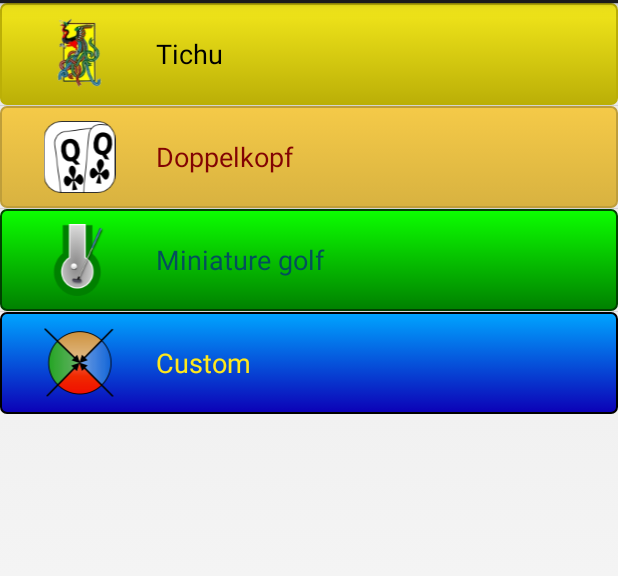
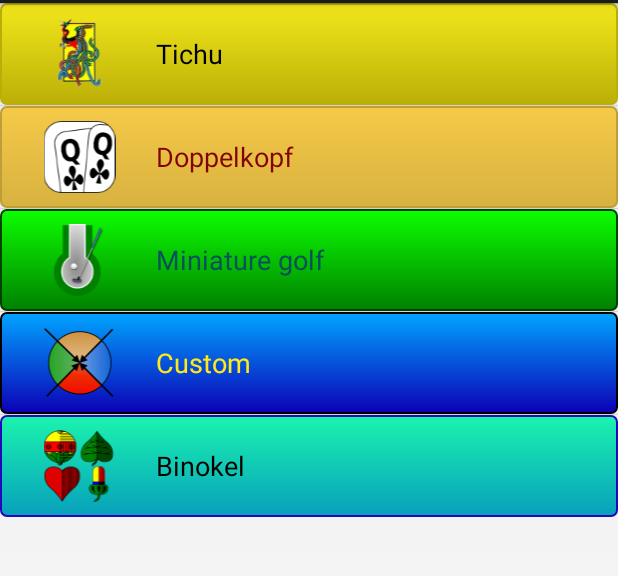
Before and after one commit to DanDits/GameMemo, an Android app: the screen it shows after launch (GameChooserActivity), on a phone screen of 412 x 824 dp, the part 69-645 px from its top. Run offline under Robolectric (Android 15) with nearby library versions, the phone set to English and light mode, and no system bars; 1 statement that could not run was skipped.

Commit message:
Preparing Binokel game. Stubs added.

```diff
--- a/app/src/main/java/dan/dit/gameMemo/appCore/tichu/TichuGameRoundAdapter.java
+++ b/app/src/main/java/dan/dit/gameMemo/appCore/tichu/TichuGameRoundAdapter.java
@@ -18,7 +18,7 @@ import dan.dit.gameMemo.gameData.game.tichu.TichuGame;
 import dan.dit.gameMemo.gameData.game.tichu.TichuRound;
 /**
  * This adapter is used to visualize single rounds of a TichuGame inside a ListView
- * of a {@link TichuGameDetailActivity}.<br>
+ * of a GameDetailActivity.<br>
  * For a round the user can optionally show tichu bids and show the delta to the previous round.
  * A row can be marked, which should be interpreted as the last selected row, as this row will get highlighted.
  * For each round, the score up to this round for each team will be displayed.
--- a/app/src/main/java/dan/dit/gameMemo/appCore/tichu/TichuGamesActivity.java
+++ b/app/src/main/java/dan/dit/gameMemo/appCore/tichu/TichuGamesActivity.java
@@ -19,10 +19,10 @@ import dan.dit.gameMemo.util.compaction.CompactedDataCorruptException;
 /**
  * This fragment activity is the home activity for tichu games. It holds
  * a {@link TichuGamesOverviewListFragment} and offers an option menu to start
- * the {@link GameSetupActivity}, the {@link TichuGamesStatisticsActivity}
+ * the {@link GameSetupActivity}, the {@link dan.dit.gameMemo.appCore.statistics.StatisticsActivity}
  * or the {@link BluetoothDataExchangeActivity}.<br>
- * Depending on the layout, it also holds a {@link TichuGameDetailFragment} or starts a {@link TichuGameDetailActivity}
- * when there is a game being selected.
+ * Depending on the layout, it also holds a {@link TichuGameDetailFragment} and starts a
+ * GameDetailActivity when there is a game being selected.
  * @author Daniel
  *
  */
--- a/app/src/main/java/dan/dit/gameMemo/gameData/game/GameKey.java
+++ b/app/src/main/java/dan/dit/gameMemo/gameData/game/GameKey.java
@@ -21,6 +21,8 @@ import android.widget.TextView;
 import dan.dit.gameMemo.R;
 import dan.dit.gameMemo.appCore.GameDetailActivity;
 import dan.dit.gameMemo.appCore.GameDetailFragment;
+import dan.dit.gameMemo.appCore.binokel.BinokelGameDetailFragment;
+import dan.dit.gameMemo.appCore.binokel.BinokelGamesActivity;
 import dan.dit.gameMemo.appCore.custom.CustomGameDetailFragment;
 import dan.dit.gameMemo.appCore.custom.CustomGamesActivity;
 import dan.dit.gameMemo.appCore.doppelkopf.DoppelkopfGameDetailActivity;
@@ -32,6 +34,9 @@ import dan.dit.gameMemo.appCore.minigolf.MinigolfGameDetailFragment;
 import dan.dit.gameMemo.appCore.minigolf.MinigolfGamesActivity;
 import dan.dit.gameMemo.appCore.tichu.TichuGameDetailFragment;
 import dan.dit.gameMemo.appCore.tichu.TichuGamesActivity;
+import dan.dit.gameMemo.gameData.game.binokel.BinokelGame;
+import dan.dit.gameMemo.gameData.game.binokel.BinokelGameBuilder;
+import dan.dit.gameMemo.gameData.game.binokel.BinokelGameStatisticAttributeManager;
 import dan.dit.gameMemo.gameData.game.custom.CustomGame;
 import dan.dit.gameMemo.gameData.game.custom.CustomGameBuilder;
 import dan.dit.gameMemo.gameData.game.custom.CustomGameStatisticAttributeManager;
@@ -100,9 +105,15 @@ public final class GameKey {
 	public static final int CUSTOMGAME = 4;
 
 	/**
+	 * The constant for the {@link BinokelGame} class.
+	 */
+	public static final int BINOKELGAME = 5;
+
+	/**
 	 * Contains all game keys that will appear in the game chooser activity.
 	 */
-	public static final int[] ALL_GAMES = new int[] {TICHU, DOPPELKOPF, MINIGOLF, CUSTOMGAME};
+	public static final int[] ALL_GAMES = new int[] {TICHU, DOPPELKOPF, BINOKELGAME, MINIGOLF,
+            CUSTOMGAME};
 
 	/**
 	 * Private to avoid instantiation of this utility class.
@@ -209,6 +220,8 @@ public final class GameKey {
                 return dan.dit.gameMemo.R.drawable.minigolf_icon;
             case GameKey.CUSTOMGAME:
                 return dan.dit.gameMemo.R.drawable.user_game_icon;
+            case GameKey.BINOKELGAME:
+                return dan.dit.gameMemo.R.drawable.binokel_icon;
 		default:
 			throw new IllegalArgumentException("Game not supported: " + gameKey);
 		}
@@ -232,6 +245,8 @@ public final class GameKey {
                 return res == null ? MinigolfGame.GAME_NAME : res.getString(R.string.minigolf_game_name);
             case CUSTOMGAME:
                 return res == null ? CustomGame.NAME : res.getString(R.string.user_game_name);
+            case BINOKELGAME:
+                return BinokelGame.GAME_NAME;
 		default:
 			throw new IllegalArgumentException("Game not supported: " + gameKey);
 		}
@@ -255,6 +270,8 @@ public final class GameKey {
                 return res == null ? MinigolfGame.GAME_NAME : res.getString(R.string.minigolf_game_name);
             case CUSTOMGAME:
                 return res == null ? CustomGame.NAME : res.getString(R.string.user_game_name);
+            case BINOKELGAME:
+                return BinokelGame.GAME_NAME;
 		default:
 			throw new IllegalArgumentException("Game not supported: " + gameKey);
 		}
@@ -287,6 +304,8 @@ public final class GameKey {
                 return MinigolfGame.PLAYERS;
             case GameKey.CUSTOMGAME:
                 return CustomGame.PLAYERS;
+            case GameKey.BINOKELGAME:
+                return BinokelGame.PLAYERS;
 		default:
 			throw new IllegalArgumentException("Game not supported: " + gameKey);
 		}
@@ -309,6 +328,8 @@ public final class GameKey {
                 return new MinigolfGameBuilder();
             case CUSTOMGAME:
                 return new CustomGameBuilder();
+            case BINOKELGAME:
+                return new BinokelGameBuilder();
 		default:
 			throw new IllegalArgumentException("Game not supported: " + gameKey);
 		}
@@ -385,6 +406,8 @@ public final class GameKey {
                 return R.drawable.minigolf_color;
             case CUSTOMGAME:
                 return R.drawable.usergame_color;
+            case BINOKELGAME:
+                return R.drawable.binokel_color;
             default:
                 throw new IllegalArgumentException("Game not supported: " + gameKey);
 		}
@@ -411,6 +434,8 @@ public final class GameKey {
                 return R.color.minigolf_text_color;
             case CUSTOMGAME:
                 return R.color.usergame_text_color;
+            case BINOKELGAME:
+                return R.color.binokel_text_color;
             default:
                 throw new IllegalArgumentException("Game not supported: " + gameKey);
         }
@@ -426,6 +451,8 @@ public final class GameKey {
                 return R.drawable.minigolf_button;
             case CUSTOMGAME:
                 return R.drawable.usergame_button;
+            case BINOKELGAME:
+                return R.drawable.binokel_button;
             default:
                 throw new IllegalArgumentException("Game not supported: " + gameKey);
 		}
@@ -441,6 +468,8 @@ public final class GameKey {
                 return R.drawable.minigolf_list_selector;
             case CUSTOMGAME:
                 return R.drawable.usergame_list_selector;
+            case BINOKELGAME:
+                return R.drawable.binokel_list_selector;
             default:
                 throw new IllegalArgumentException("Game not supported: " + gameKey);
 		}
@@ -467,6 +496,8 @@ public final class GameKey {
                 return R.layout.minigolf_main;
             case CUSTOMGAME:
                 return R.layout.custom_main;
+            case BINOKELGAME:
+                return R.layout.binokel_main;
             default:
                 throw new IllegalArgumentException("Game not supported: " + gameKey);
 		}
@@ -498,6 +529,8 @@ public final class GameKey {
                 return MinigolfGamesActivity.class;
             case CUSTOMGAME:
                 return CustomGamesActivity.class;
+            case BINOKELGAME:
+                return BinokelGamesActivity.class;
             default:
                 throw new IllegalArgumentException("Game not supported: " + gameKey);
 		}
@@ -509,6 +542,7 @@ public final class GameKey {
             case DOPPELKOPF:
             case MINIGOLF:
             case CUSTOMGAME:
+            case BINOKELGAME:
 			return R.layout.generic_list;
             default:
                 throw new IllegalArgumentException("Game not supported: " + gameKey);
@@ -525,6 +559,8 @@ public final class GameKey {
                 return R.menu.minigolf_list;
             case CUSTOMGAME:
                 return R.menu.custom_list;
+            case BINOKELGAME:
+                return R.menu.binokel_list;
             default:
                 throw new IllegalArgumentException("Game not supported: " + gameKey);
 		}
@@ -541,6 +577,8 @@ public final class GameKey {
                 return MinigolfGameDetailFragment.newInstance(gameId);
             case CUSTOMGAME:
                 return CustomGameDetailFragment.newInstance(gameId);
+            case BINOKELGAME:
+                return BinokelGameDetailFragment.newInstance(gameId);
             default:
                 throw new IllegalArgumentException("Game not supported: " + gameKey);
 		}
@@ -557,6 +595,8 @@ public final class GameKey {
                 return MinigolfGameDetailFragment.newInstance(extras);
              case CUSTOMGAME:
                  return CustomGameDetailFragment.newInstance(extras);
+            case BINOKELGAME:
+                return BinokelGameDetailFragment.newInstance(extras);
             default:
                 throw new IllegalArgumentException("Game not supported: " + gameKey);
 		}
@@ -573,6 +613,9 @@ public final class GameKey {
                 return new dan.dit.gameMemo.appCore.minigolf.GameSetupOptions(context, container, parameters);
             case CUSTOMGAME:
                 return new dan.dit.gameMemo.appCore.custom.GameSetupOptions(context, container, parameters);
+            case BINOKELGAME:
+                return new dan.dit.gameMemo.appCore.binokel.GameSetupOptions(context, container,
+                        parameters);
             default:
                 return GameSetupNoOptions.INSTANCE;
         }
@@ -582,6 +625,7 @@ public final class GameKey {
         switch(gameKey) {
             case GameKey.TICHU:
             case GameKey.DOPPELKOPF:
+            case GameKey.BINOKELGAME:
             case CUSTOMGAME:
                 return CardGameTable.TABLE_CARD_GAMES;
             case MINIGOLF:
@@ -595,6 +639,7 @@ public final class GameKey {
         switch(gameKey) {
             case GameKey.TICHU:
             case GameKey.DOPPELKOPF:
+            case GameKey.BINOKELGAME:
             case CUSTOMGAME:
                 return CardGameTable.AVAILABLE_COLUMNS_COLL;
             case MINIGOLF:
@@ -608,6 +653,7 @@ public final class GameKey {
         switch(gameKey) {
             case GameKey.TICHU:
             case GameKey.DOPPELKOPF:
+            case BINOKELGAME:
             case CUSTOMGAME:
                 return CardGameTable.AVAILABLE_COLUMNS;
             case MINIGOLF:
@@ -621,6 +667,7 @@ public final class GameKey {
 		switch(gameKey) {
             case GameKey.TICHU:
             case GameKey.DOPPELKOPF:
+            case BINOKELGAME:
             case MINIGOLF:
             case CUSTOMGAME:
                 return GamesDBContentProvider.makeUri(gameKey, uriType);
@@ -640,6 +687,8 @@ public final class GameKey {
                 return MinigolfGameStatisticAttributeManager.INSTANCE;
             case CUSTOMGAME:
                 return CustomGameStatisticAttributeManager.INSTANCE;
+            case BINOKELGAME:
+                return BinokelGameStatisticAttributeManager.INSTANCE;
             default:
                 throw new IllegalArgumentException("Game not supported: " + gameKey);
         }
--- /dev/null
+++ b/app/src/main/res/color/binokel_text_color.xml
@@ -0,0 +1,5 @@
+<?xml version="1.0" encoding="utf-8"?>
+<selector xmlns:android="http://schemas.android.com/apk/res/android" >
+    <item
+        android:color="@android:color/black"/>
+</selector>
--- /dev/null
+++ b/app/src/main/res/drawable/binokel_button.xml
@@ -0,0 +1,44 @@
+<?xml version="1.0" encoding="utf-8"?>
+<selector xmlns:android="http://schemas.android.com/apk/res/android">
+    <item android:state_enabled="false" >
+        <shape>
+        	<solid
+        		android:color="#87d9c9" />
+            <stroke
+                android:width="1dp"
+                android:color="#7dc6ba" />
+            <corners
+                android:radius="3dp" />
+            <padding
+                android:left="2dp"
+                android:top="10dp"
+                android:right="2dp"
+                android:bottom="10dp" />
+        </shape>
+    </item>
+
+    <item android:state_pressed="true">
+        <shape>
+        	<solid
+        		android:color="#1bf3ec" />
+            <stroke
+                android:width="1dp"
+                android:color="#0794bb" />
+            <corners
+                android:radius="3dp" />
+            <padding
+                android:left="1dp"
+                android:top="10dp"
+                android:right="1dp"
+                android:bottom="10dp" />
+        </shape>
+    </item>
+    <item
+        android:drawable="@drawable/binokel_color">
+        <padding
+	        android:left="1dp"
+	        android:top="10dp"
+	        android:right="1dp"
+	        android:bottom="10dp" />
+    </item>
+</selector>
--- /dev/null
+++ b/app/src/main/res/drawable/binokel_color.xml
@@ -0,0 +1,12 @@
+<?xml version="1.0" encoding="utf-8"?>
+<shape xmlns:android="http://schemas.android.com/apk/res/android" >
+    <gradient
+        android:startColor="#1bf3af"
+        android:endColor="#07a0bb"
+        android:angle="270" />
+    <stroke
+        android:width="1dp"
+        android:color="#2207bb" />
+    <corners
+        android:radius="4dp" />
+</shape>
--- /dev/null
+++ b/app/src/main/res/drawable/binokel_list_selector.xml
@@ -0,0 +1,10 @@
+<?xml version="1.0" encoding="utf-8"?>
+<selector xmlns:android="http://schemas.android.com/apk/res/android"
+   android:exitFadeDuration="@android:integer/config_mediumAnimTime">
+
+   <item android:drawable="@drawable/binokel_color" android:state_pressed="true"/>
+   <item android:drawable="@drawable/binokel_color" android:state_selected="true"/>
+   <item android:drawable="@drawable/binokel_color" android:state_activated="true"/>
+   <item android:drawable="@drawable/binokel_color" android:state_checked="true"/>
+
+</selector>
--- /dev/null
+++ b/app/src/main/res/menu/binokel_list.xml
@@ -0,0 +1,18 @@
+<?xml version="1.0" encoding="utf-8"?>
+<menu xmlns:android="http://schemas.android.com/apk/res/android" >
+    <item android:id="@+id/delete" android:title="@string/delete_game" android:icon="@drawable/ic_menu_delete" android:visible="false" android:showAsAction="always"></item>
+
+    <item android:id="@+id/share"
+		 android:showAsAction="always" android:title="@string/share" android:icon="@drawable/ic_menu_share" ></item>
+
+    <item android:id="@+id/open_data_exchanger_bluetooth"
+		 android:showAsAction="ifRoom" android:title="@string/open_data_exchanger_bluetooth"
+		 android:icon="@drawable/ic_menu_synch"></item>
+
+    <item
+        android:id="@+id/rename_player"
+        android:showAsAction="never"
+        android:title="@string/rename_player"
+        android:icon="@drawable/ic_menu_edit">
+    </item>
+</menu>
```
Also changed, not shown: app/src/main/AndroidManifest.xml (+4 -8 lines), app/src/main/java/dan/dit/gameMemo/appCore/binokel/BinokelGameDetailFragment.java (added, +93 -0 lines), app/src/main/java/dan/dit/gameMemo/appCore/binokel/BinokelGamesActivity.java (added, +14 -0 lines), app/src/main/java/dan/dit/gameMemo/appCore/binokel/GameSetupOptions.java (added, +37 -0 lines), app/src/main/java/dan/dit/gameMemo/gameData/game/binokel/BinokelGame.java (added, +80 -0 lines), app/src/main/java/dan/dit/gameMemo/gameData/game/binokel/BinokelGameBuilder.java (added, +26 -0 lines), app/src/main/java/dan/dit/gameMemo/gameData/game/binokel/BinokelGameStatisticAttributeManager.java (added, +41 -0 lines), app/src/main/java/dan/dit/gameMemo/gameData/game/binokel/BinokelRound.java (added, +21 -0 lines), app/src/main/res/layout-large-land/binokel_main.xml (added, +43 -0 lines), app/src/main/res/layout/binokel_main.xml (added, +22 -0 lines), app/src/main/res/drawable-hdpi/binokel_icon.png (added). Lines whose indentation alone changed are shown as unchanged.
